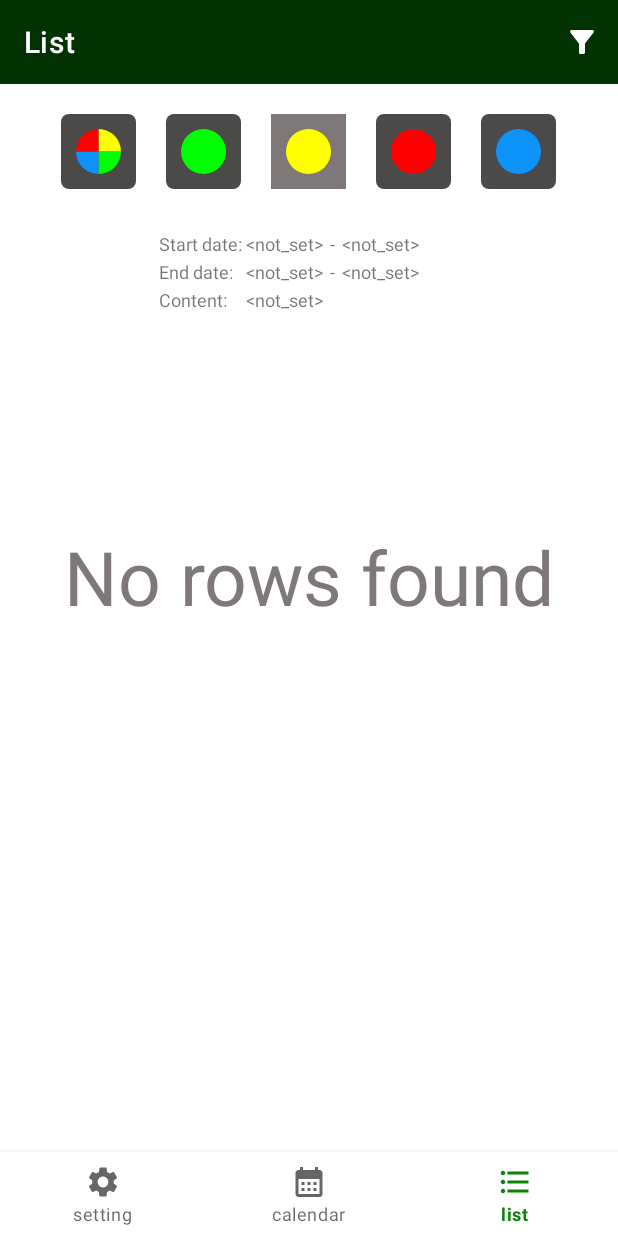
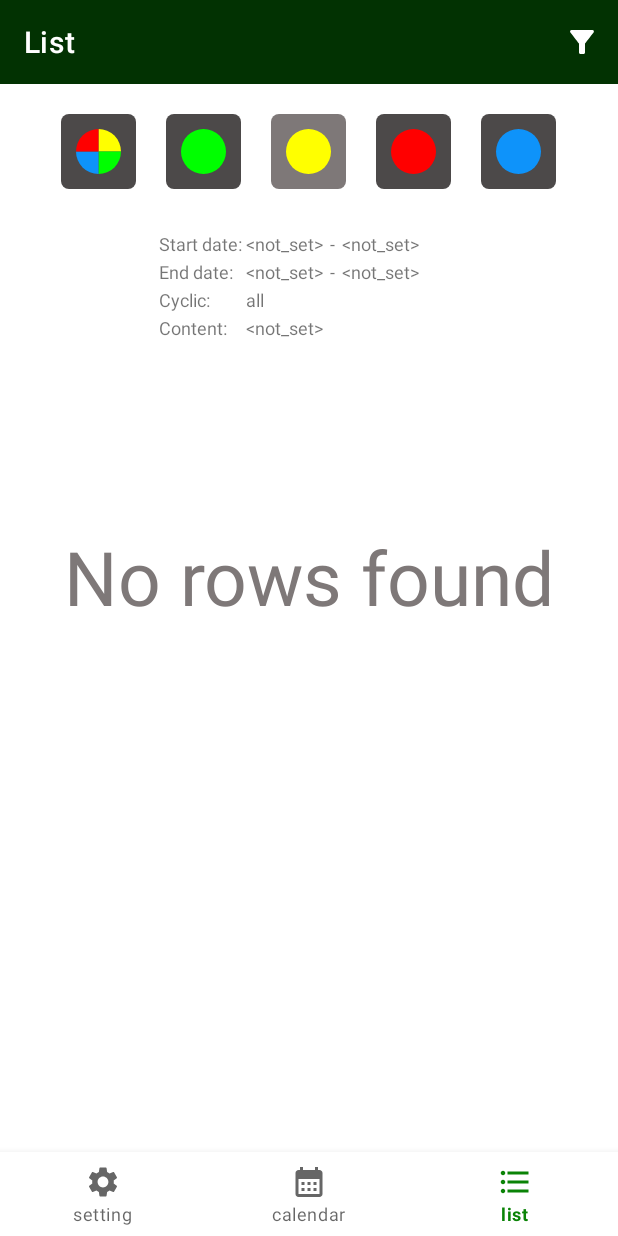
Before and after one commit to Henipiter/Kalendarz, an Android app: the ListFragment screen opened through its navigation route, on a phone screen of 412 x 824 dp. Run offline under Robolectric (Android 15) with nearby library versions, the light colour scheme and no system bars; our stand-ins replace navigation-ui; libraries missing offline, so code that uses them is left out: com.applandeo.materialcalendarview; 18 statements that could not run were skipped.

Commit message:
add filtering by cyclic

```diff
--- a/app/src/main/java/com/example/kaledarz/DTO/DateFilter.kt
+++ b/app/src/main/java/com/example/kaledarz/DTO/DateFilter.kt
@@ -5,5 +5,6 @@ data class DateFilter(
     var upperStartDate: String = "",
     var lowerEndDate: String = "",
     var upperEndDate: String = "",
-    var content: String = ""
+    var content: String = "",
+    var cyclic: String = "all"
 )
--- a/app/src/main/java/com/example/kaledarz/activities/ListFragment.kt
+++ b/app/src/main/java/com/example/kaledarz/activities/ListFragment.kt
@@ -41,6 +41,7 @@ class ListFragment : Fragment() {
     private var filterUpperStart = Constants.NONE
     private var filterUpperEnd = Constants.NONE
     private var filterContent = Constants.NONE
+    private var filterCyclic = "all"
 
     private var choose = Status.UNDONE
 
@@ -65,11 +66,10 @@ class ListFragment : Fragment() {
         binding.toolbar.setOnMenuItemClickListener {
             when (it.itemId) {
                 R.id.filter -> {
-                    FilterDialog(dateFilter) {
-                        if (it != DateFilter()) {
-                            binding.toolbar.menu.findItem(R.id.clear_filter).isVisible = true
-                        }
-                        dateFilter = it
+                    FilterDialog(dateFilter) { filter ->
+                        val isFilterSet = filter != DateFilter()
+                        binding.toolbar.menu.findItem(R.id.clear_filter).isVisible = isFilterSet
+                        dateFilter = filter
                         applyFilterAndGetData()
                     }.show(childFragmentManager, "TAG")
                     true
@@ -106,7 +106,6 @@ class ListFragment : Fragment() {
 
         applyFilterAndGetData()
         choseButton(choose)
-
         binding.doneImageButton.setOnLongClickListener {
             choseButton(Status.DONE)
             deleteAllRows(Status.DONE)
@@ -157,12 +156,14 @@ class ListFragment : Fragment() {
         filterUpperStart = getValueFromIntentIfSet(dateFilter.upperStartDate)
         filterUpperEnd = getValueFromIntentIfSet(dateFilter.upperEndDate)
         filterContent = getValueFromIntentIfSet(dateFilter.content)
+        filterCyclic = getValueFromIntentIfSet(dateFilter.cyclic, "all")
 
         binding.lowerStartDateText.text = filterLowerStart
         binding.lowerEndDateText.text = filterLowerEnd
         binding.upperStartDateText.text = filterUpperStart
         binding.upperEndDateText.text = filterUpperEnd
         binding.contentText.text = filterContent
+        binding.cyclicText.text = filterCyclic
 
         choseButton(choose)
     }
@@ -193,17 +194,17 @@ class ListFragment : Fragment() {
     private fun choseButton(choose: Status) {
         getButtonStatus(this.choose).setBackgroundResource(R.drawable.image_background_round)
         this.choose = choose
-        getButtonStatus(choose).setBackgroundResource(R.color.selectedButtonColor)
+        getButtonStatus(choose).setBackgroundResource(R.drawable.image_selected_round)
         prepareArrays(choose)
         chooseArray()
     }
 
 
-    private fun getValueFromIntentIfSet(key: String): String {
+    private fun getValueFromIntentIfSet(key: String, default: String = Constants.NONE): String {
         return if (key != "") {
             key
         } else {
-            Constants.NONE
+            default
         }
     }
 
@@ -222,8 +223,11 @@ class ListFragment : Fragment() {
                 filterContent == Constants.NONE || note.content != null && note.content!!.contains(
                     filterContent
                 )
+
+            val isCyclic =
+                filterCyclic == "all" || (note.cyclic && filterCyclic == "cyclic") || (!note.cyclic && filterCyclic == "regular")
             if (!(isLowerStartDateNoteIsValid && isUpperStartDateNoteIsValid
-                        && isLowerEndDateNoteIsValid && isUpperEndDateNoteIsValid && isContentValid)
+                        && isLowerEndDateNoteIsValid && isUpperEndDateNoteIsValid && isContentValid && isCyclic)
             ) {
                 originalList.remove(note)
             }
--- a/gradle/wrapper/gradle-wrapper.properties
+++ b/app/src/main/res/drawable/image_selected_round.xml
@@ -1,6 +1,6 @@
-#Thu Nov 23 16:24:49 CET 2023
-distributionBase=GRADLE_USER_HOME
-distributionPath=wrapper/dists
-distributionUrl=https\://services.gradle.org/distributions/gradle-8.0-bin.zip
-zipStoreBase=GRADLE_USER_HOME
-zipStorePath=wrapper/dists
+<?xml version="1.0" encoding="utf-8"?>
+<shape xmlns:android="http://schemas.android.com/apk/res/android"
+    android:shape="rectangle">
+    <corners android:radius="5dp" />
+    <solid android:color="@color/selectedButtonColor" />
+</shape>
--- a/app/src/main/res/layout/fragment_list.xml
+++ b/app/src/main/res/layout/fragment_list.xml
@@ -131,10 +131,21 @@
         android:layout_height="wrap_content"
         android:layout_marginStart="20dp"
         android:layout_marginTop="2dp"
+        android:text="Cyclic:"
+        android:textSize="12sp"
+        app:layout_constraintLeft_toRightOf="@id/filter_button"
+        app:layout_constraintTop_toBottomOf="@id/textView1" />
+
+    <TextView
+        android:id="@+id/textView3"
+        android:layout_width="wrap_content"
+        android:layout_height="wrap_content"
+        android:layout_marginStart="20dp"
+        android:layout_marginTop="2dp"
         android:text="Content:"
         android:textSize="12sp"
         app:layout_constraintLeft_toRightOf="@id/filter_button"
-        app:layout_constraintTop_toBottomOf="@id/textView1" />
+        app:layout_constraintTop_toBottomOf="@id/textView2" />
 
     <TextView
         android:id="@+id/lower_start_date_text"
@@ -159,6 +170,17 @@
         app:layout_constraintTop_toBottomOf="@id/textView" />
 
     <TextView
+        android:id="@+id/cyclic_text"
+        android:layout_width="wrap_content"
+        android:layout_height="wrap_content"
+        android:layout_marginStart="2dp"
+        android:layout_marginTop="2dp"
+        android:text="none"
+        android:textSize="12sp"
+        app:layout_constraintLeft_toRightOf="@id/textView"
+        app:layout_constraintTop_toBottomOf="@id/textView1" />
+
+    <TextView
         android:id="@+id/content_text"
         android:layout_width="wrap_content"
         android:layout_height="wrap_content"
@@ -167,7 +189,7 @@
         android:text="none"
         android:textSize="12sp"
         app:layout_constraintLeft_toRightOf="@id/textView"
-        app:layout_constraintTop_toBottomOf="@id/textView1" />
+        app:layout_constraintTop_toBottomOf="@id/textView2" />
 
     <TextView
         android:id="@+id/text1"
```
Also changed, not shown: app/src/main/java/com/example/kaledarz/activities/FilterDialog.kt (+40 -1 lines), app/src/main/res/layout/dialog_filter.xml (+43 -13 lines).
